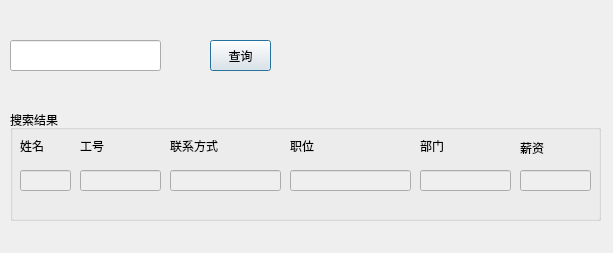
First picture: the form in ManageSystem/select.ui, repository skyformat99/ManagerSystem, before the edit.
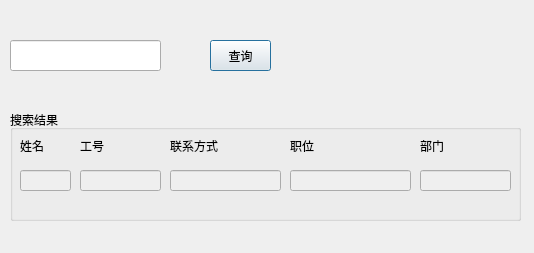
Second picture: the form after the edit.

Commit message: 第四版 该版本实现了系统设置及个人信息功能，并对原有的薪资查询功能做了修改，普通用户直接显示其基本工资及有无扣除工资记录。 管理员管理薪资模块查看薪资时功能与上述相同，管理薪资则是修改员工的基本薪资。

Patch:
```diff
--- a/ManageSystem/select.ui
+++ b/ManageSystem/select.ui
@@ -6,7 +6,7 @@
    <rect>
     <x>0</x>
     <y>0</y>
-    <width>613</width>
+    <width>534</width>
     <height>253</height>
    </rect>
   </property>
@@ -44,7 +44,7 @@
     <rect>
      <x>10</x>
      <y>110</y>
-     <width>591</width>
+     <width>511</width>
      <height>111</height>
     </rect>
    </property>
@@ -181,32 +181,6 @@
      </rect>
     </property>
    </widget>
-   <widget class="QLabel" name="salaLabel">
-    <property name="geometry">
-     <rect>
-      <x>510</x>
-      <y>30</y>
-      <width>41</width>
-      <height>16</height>
-     </rect>
-    </property>
-    <property name="text">
-     <string>薪资</string>
-    </property>
-   </widget>
-   <widget class="QLineEdit" name="salaLineEdit">
-    <property name="enabled">
-     <bool>false</bool>
-    </property>
-    <property name="geometry">
-     <rect>
-      <x>510</x>
-      <y>60</y>
-      <width>71</width>
-      <height>21</height>
-     </rect>
-    </property>
-   </widget>
   </widget>
  </widget>
  <resources/>
```
The commit also changes 15 other files.
